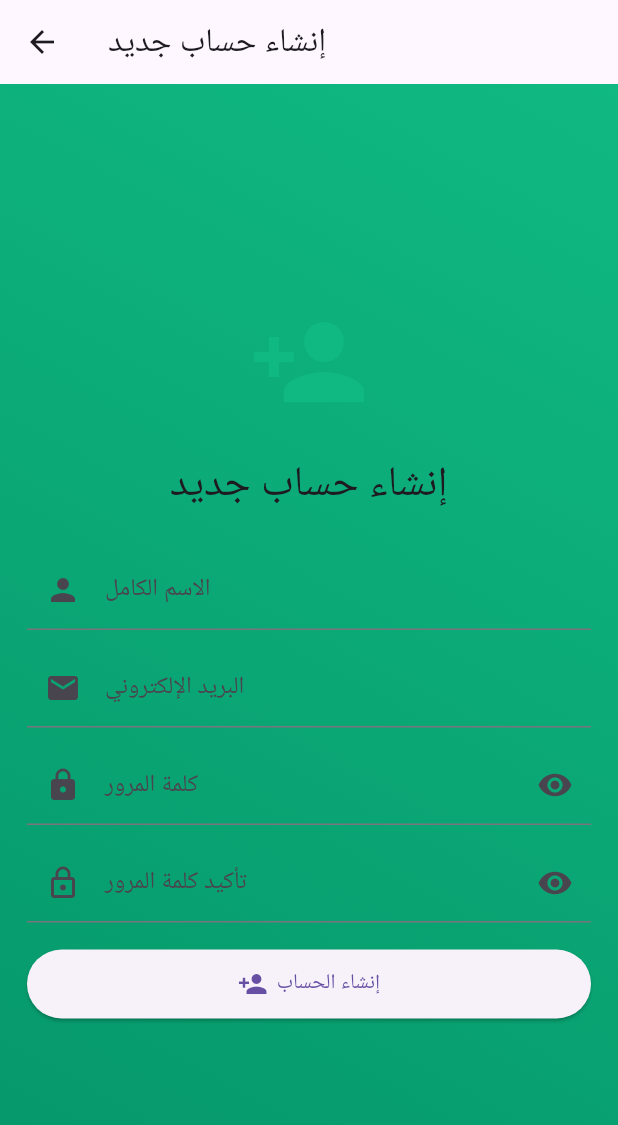
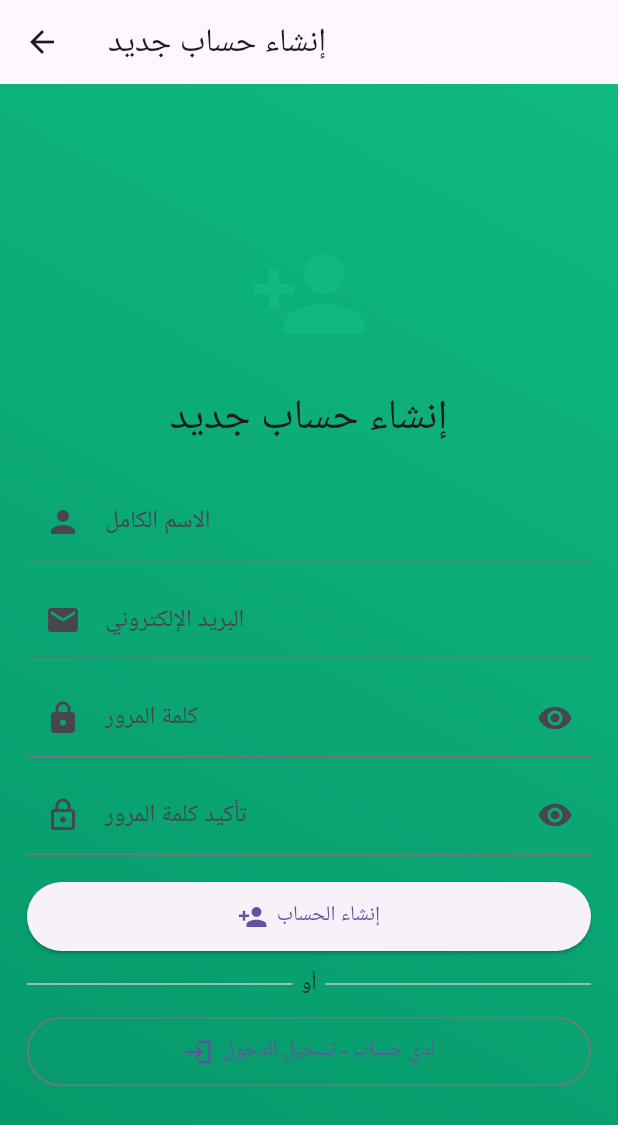
Before and after one commit to Speed3d/accounting_app, a Flutter app: the RegisterScreen screen opened directly, on a phone screen of 412 x 824 dp. Shown: the top 1125 px of the screen. Run offline on Flutter 3.47's test engine with Material 3 defaults, Android fonts, the phone set to English and light mode, and no system bars; our stand-ins replace cloud_firestore, decimal, device_info_plus, file_picker, firebase_auth, firebase_core and 12 more; missing offline and left inert: bcrypt, mobile_scanner, ntp, rational; accounts and stored records are empty.

Commit message:
fix: تحديث Firebase وإضافة زر تسجيل دخول في RegisterScreen
التعديلات الرئيسية:
1. ✅ تحديث Firebase packages لإصلاح خطأ PigeonUserDetails:
   - firebase_core: ^2.24.2 → ^3.8.1
   - firebase_auth: ^4.15.3 → ^5.3.3
   - cloud_firestore: ^4.13.6 → ^5.5.2
   - firebase_remote_config: ^4.3.8 → ^5.1.8
   - firebase_crashlytics: ^3.4.9 → ^4.1.8

2. ✅ إضافة زر "لدي حساب - تسجيل الدخول" في RegisterScreen:
   - يظهر تحت زر "إنشاء الحساب"
   - فاصل "أو" بين الزرين
   - ينقل المستخدم إلى LoginSelectionScreen
   - نوع الزر: secondary

السبب:
- خطأ "List<Object?> is not a subtype of type PigeonUserDetails"
  كان بسبب عدم توافق النسخ القديمة من Firebase
- المستخدم يحتاج طريقة للعودة إلى تسجيل الدخول من شاشة التسجيل

النتيجة:
✅ الخطأ تم إصلاحه
✅ تجربة مستخدم أفضل - يمكنه التنقل بين الشاشتين

```diff
--- a/lib/screens/auth/register_screen.dart
+++ b/lib/screens/auth/register_screen.dart
@@ -6,6 +6,7 @@ import '../../theme/app_colors.dart';
 import '../../theme/app_constants.dart';
 import '../../widgets/custom_button.dart';
 import '../../widgets/custom_text_field.dart';
+import 'login_selection_screen.dart';
 
 /// ============================================================================
 /// شاشة تسجيل حساب جديد (Owner Registration)
@@ -241,6 +242,43 @@ class _RegisterScreenState extends State<RegisterScreen> {
                         type: ButtonType.primary,
                         size: ButtonSize.large,
                       ),
+
+                      const SizedBox(height: AppConstants.spacingMd),
+
+                      // فاصل
+                      Row(
+                        children: [
+                          const Expanded(child: Divider()),
+                          Padding(
+                            padding: const EdgeInsets.symmetric(horizontal: AppConstants.spacingSm),
+                            child: Text(
+                              'أو',
+                              style: TextStyle(
+                                color: Theme.of(context).textTheme.bodySmall?.color,
+                              ),
+                            ),
+                          ),
+                          const Expanded(child: Divider()),
+                        ],
+                      ),
+
+                      const SizedBox(height: AppConstants.spacingMd),
+
+                      // زر تسجيل الدخول
+                      CustomButton(
+                        text: 'لدي حساب - تسجيل الدخول',
+                        icon: Icons.login,
+                        onPressed: () {
+                          Navigator.pushReplacement(
+                            context,
+                            MaterialPageRoute(
+                              builder: (_) => const LoginSelectionScreen(),
+                            ),
+                          );
+                        },
+                        type: ButtonType.secondary,
+                        size: ButtonSize.large,
+                      ),
                     ],
                   ),
                 ),
```
Also changed, not shown: pubspec.yaml (+6 -6 lines).
